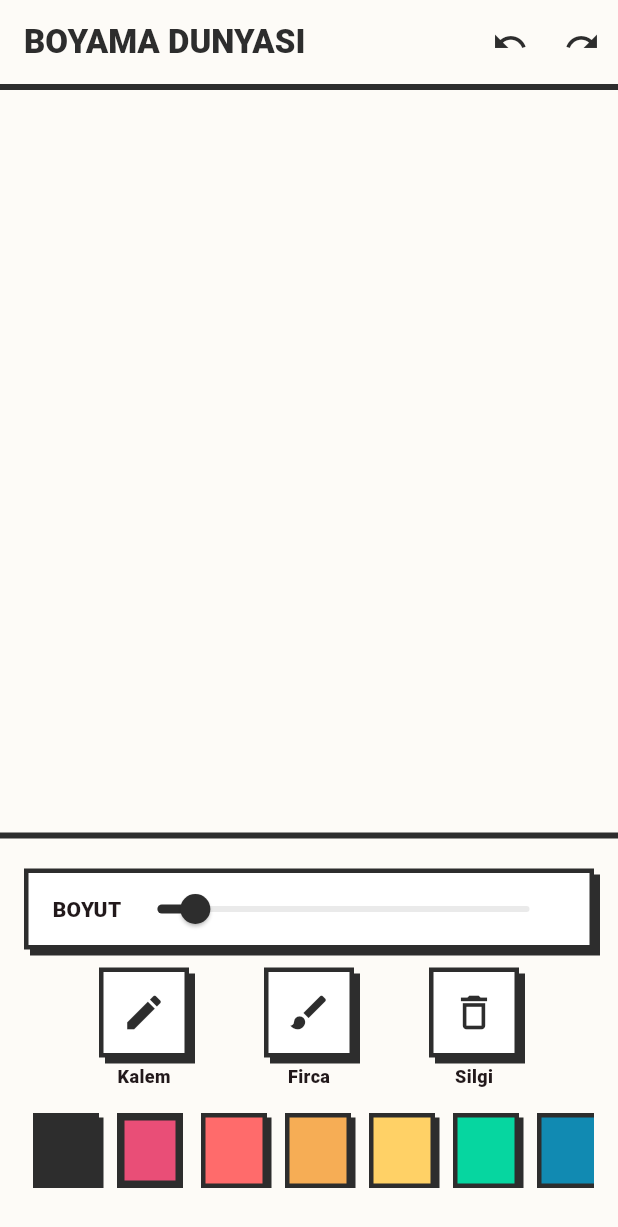
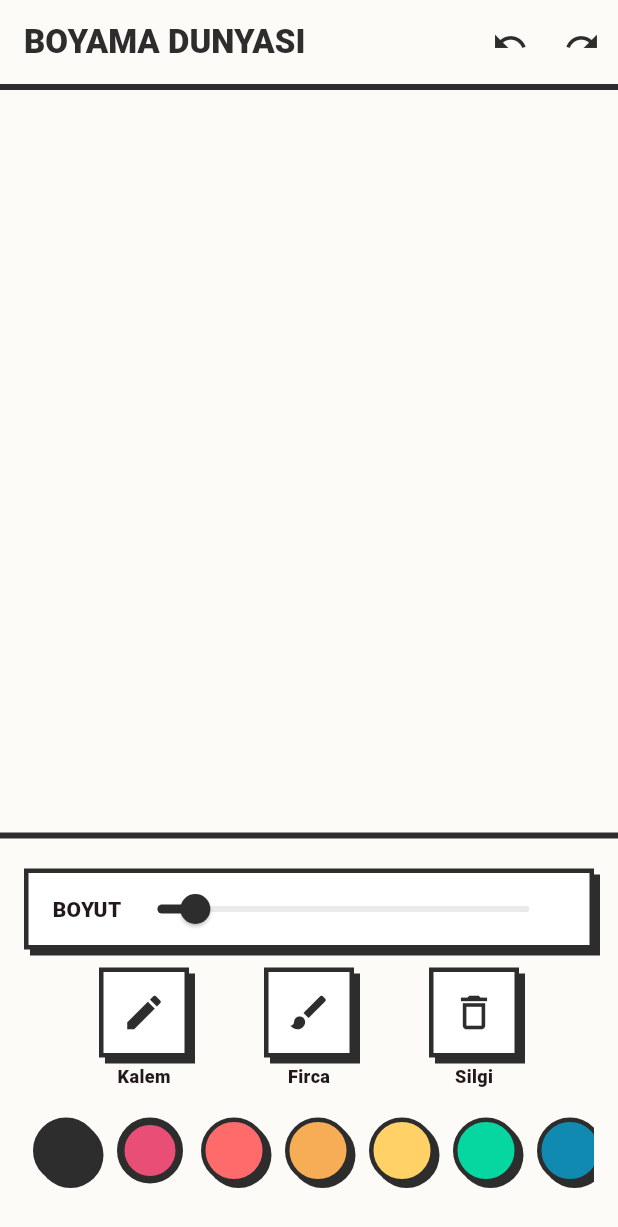
Before and after one commit to gokhanuzenn/color, a Flutter app: the ColoringCanvasScreen screen opened directly with empty values, on a phone screen of 412 x 824 dp. Shown: the top 1227 px of the screen. Run offline on Flutter 3.47's test engine with Material 3 defaults, Android fonts, the light colour scheme and no system bars; statements that could not run were skipped.

Commit message:
fix: restore zoom on image, fix sub-tool menu visibility, and make color palette circular

```diff
--- a/lib/screens/coloring_canvas_screen.dart
+++ b/lib/screens/coloring_canvas_screen.dart
@@ -425,7 +425,7 @@ class _ColoringCanvasScreenState extends State<ColoringCanvasScreen> with Widget
       child: Column(
         mainAxisSize: MainAxisSize.min,
         children: [
-          if (showSubToolMenu) _buildSubToolMenu(),
+          _buildSubToolMenu(),
           const SizedBox(height: 12),
           _buildStrokeWidthSlider(),
           const SizedBox(height: 12),
@@ -471,6 +471,8 @@ class _ColoringCanvasScreenState extends State<ColoringCanvasScreen> with Widget
   }
 
   Widget _buildSubToolMenu() {
+    if (!showSubToolMenu || currentMenuType == null) return const SizedBox.shrink();
+
     final subTools = currentMenuType == 'Kalem'
         ? [
             {'tool': DrawingTool.kursun, 'label': 'Kursun'},
@@ -573,10 +575,17 @@ class _ColoringCanvasScreenState extends State<ColoringCanvasScreen> with Widget
           child: Container(
             margin: const EdgeInsets.symmetric(horizontal: 6),
             width: 44,
+            height: 44,
             decoration: BoxDecoration(
               color: palette[index],
-              border: Border.all(color: const Color(0xFF2D2D2D), width: selectedColor == palette[index] ? 5 : 3),
-              boxShadow: selectedColor == palette[index] ? null : const [BoxShadow(color: Color(0xFF2D2D2D), offset: Offset(3, 3))],
+              shape: BoxShape.circle,
+              border: Border.all(
+                color: const Color(0xFF2D2D2D),
+                width: selectedColor == palette[index] ? 5 : 3
+              ),
+              boxShadow: selectedColor == palette[index]
+                  ? null
+                  : const [BoxShadow(color: Color(0xFF2D2D2D), offset: Offset(3, 3))],
             ),
           ),
         ),
```
